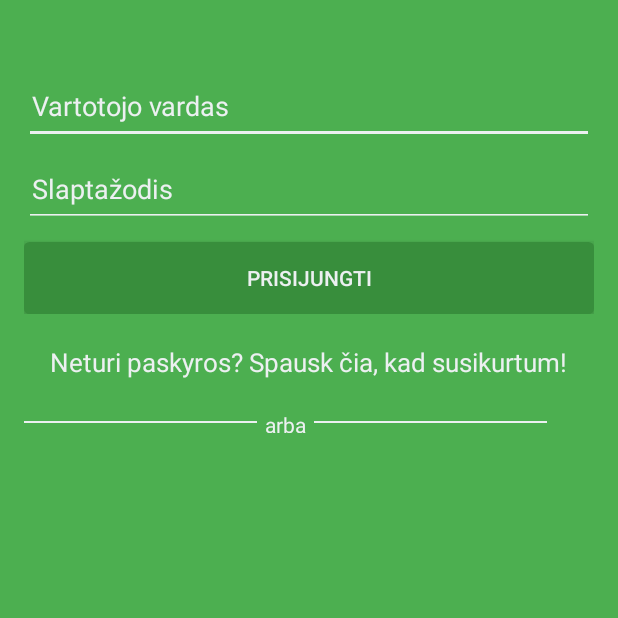
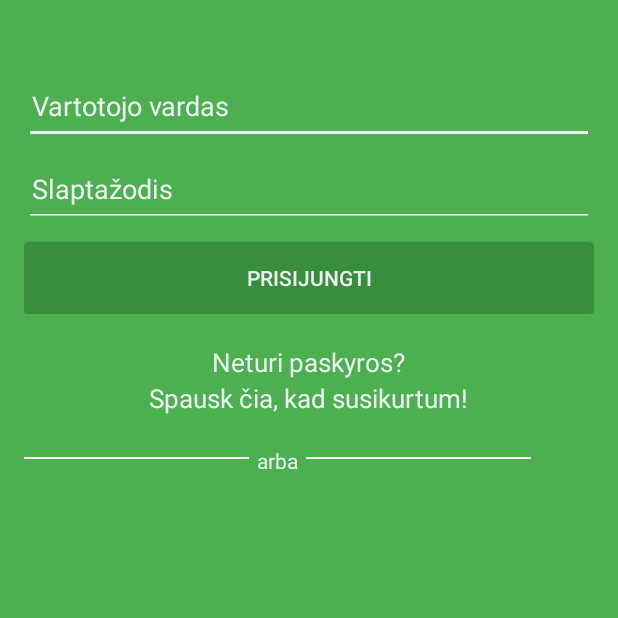
Before and after one commit to benasmi/sveikasGyvenimas, an Android app: the LoginActivity screen opened directly, with no data from a screen before it, on a phone screen of 412 x 824 dp, the top half of it. Run offline under Robolectric (Android 15) with nearby library versions, the phone set to English and light mode, and no system bars.

Commit message:
login activity fix

```diff
--- a/sveikasGyvenimas/app/src/main/res/layout/activity_login.xml
+++ b/sveikasGyvenimas/app/src/main/res/layout/activity_login.xml
@@ -63,13 +63,12 @@
         android:textSize="17dp"
         android:layout_height="wrap_content"
         android:textAppearance="?android:attr/textAppearanceSmall"
-        android:text="Neturi paskyros? Spausk čia, kad susikurtum!"
+        android:text="Spausk čia, kad susikurtum!"
         android:id="@+id/register_link"
-        android:layout_below="@+id/relativeLayout2"
         android:clickable="true"
         android:textColor="#ecf0f1"
-        android:layout_centerHorizontal="true"
-        android:layout_marginTop="20dp" />
+        android:layout_below="@+id/textView"
+        android:layout_centerHorizontal="true" />
 
 
     <LinearLayout
@@ -81,7 +80,7 @@
         android:id="@+id/relativeLayout3">
 
     <ImageView
-        android:layout_width="155dp"
+        android:layout_width="150dp"
         android:layout_height="1dp"
         android:layout_marginTop="7dp"
         android:id="@+id/leftLine"
@@ -101,7 +100,7 @@
             android:gravity="top" />
 
         <ImageView
-        android:layout_width="155dp"
+        android:layout_width="150dp"
         android:layout_height="1dp"
             android:layout_marginTop="7dp"
         android:id="@+id/rightLine"
@@ -110,4 +109,17 @@
 
     </LinearLayout>
 
+    <TextView
+        android:layout_width="wrap_content"
+        android:textSize="17dp"
+        android:layout_height="wrap_content"
+        android:textAppearance="?android:attr/textAppearanceSmall"
+        android:text="Neturi paskyros?"
+        android:id="@+id/textView"
+        android:clickable="true"
+        android:textColor="#ecf0f1"
+        android:layout_below="@+id/relativeLayout2"
+        android:layout_centerHorizontal="true"
+        android:layout_marginTop="20dp" />
+
 </RelativeLayout>
```
